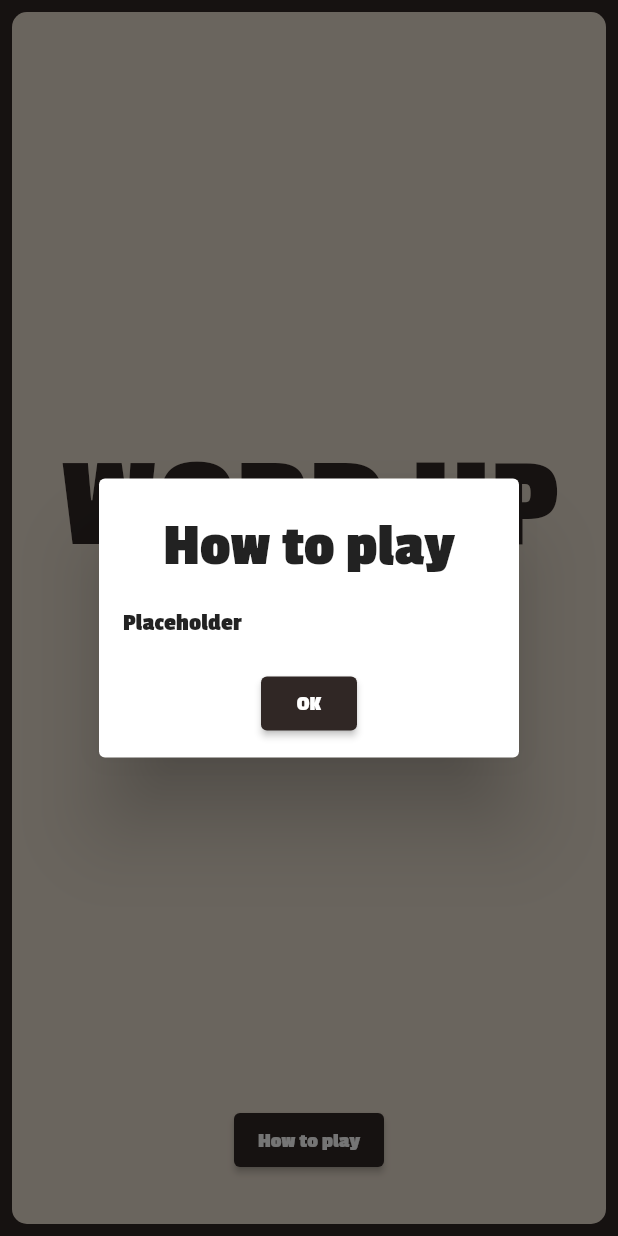
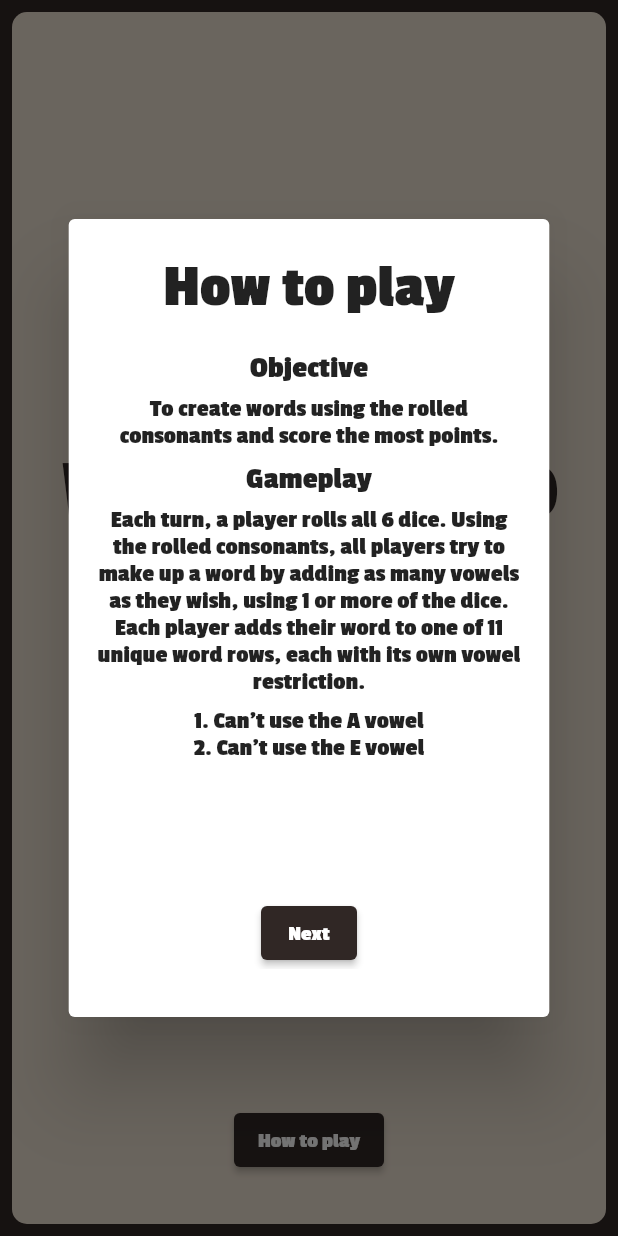
Before and after one commit to CourtneyOB/word_up, a Flutter app: the screen it shows after launch, after a tap on "How to play", on a phone screen of 412 x 824 dp. Run offline on Flutter 3.47's test engine with Material 2 defaults, Android fonts, the phone set to English and light mode, and no system bars; our stand-ins replace flutter_riverpod.

Commit message:
how to play

```diff
--- a/lib/constants.dart
+++ b/lib/constants.dart
@@ -6,6 +6,7 @@ const kTitleFont = TextStyle(
     fontSize: 100,
     height: 1,
     decoration: TextDecoration.none);
+const kBoldTextFont = TextStyle(fontSize: 20, fontWeight: FontWeight.bold);
 
 const kBackgroundColour = Color(0XFFe8dccd);
 const kBorderColour = Color(0XFF302725);
--- /dev/null
+++ b/lib/how_to_play_alert_dialog.dart
@@ -0,0 +1,126 @@
+import 'package:flutter/material.dart';
+import 'package:word_up/constants.dart';
+import 'package:word_up/main.dart';
+import 'package:word_up/widgets/custom_alert_dialog.dart';
+import 'package:word_up/widgets/how_to_play/custom_pageview_page.dart';
+import 'package:word_up/widgets/how_to_play/pageview_title.dart';
+
+class HowToPlayAlertDialog extends StatefulWidget {
+  const HowToPlayAlertDialog({Key? key}) : super(key: key);
+
+  @override
+  _HowToPlayAlertDialogState createState() => _HowToPlayAlertDialogState();
+}
+
+class _HowToPlayAlertDialogState extends State<HowToPlayAlertDialog> {
+  final _pageController = PageController();
+
+  @override
+  Widget build(BuildContext context) {
+    return CustomAlertDialog(
+        title: 'How to play',
+        actionButton: false,
+        content: SizedBox(
+          height: screenHeight(context) * 0.5,
+          width: screenWidth(context) * 0.7,
+          child: PageView(
+            controller: _pageController,
+            physics: const NeverScrollableScrollPhysics(),
+            children: [
+              CustomPageViewPage(
+                  controller: _pageController,
+                  content: Column(
+                    children: const [
+                      PageViewTitle(text: 'Objective'),
+                      Padding(
+                        padding: EdgeInsets.only(bottom: 8.0),
+                        child: Text(
+                          'To create words using the rolled consonants and score the most points.',
+                          textAlign: TextAlign.center,
+                        ),
+                      ),
+                      PageViewTitle(text: 'Gameplay'),
+                      Padding(
+                        padding: EdgeInsets.only(bottom: 8.0),
+                        child: Text(
+                          'Each turn, a player rolls all 6 dice. Using the rolled consonants, all players try to make up a word by adding as many vowels as they wish, using 1 or more of the dice. Each player adds their word to one of 11 unique word rows, each with its own vowel restriction.',
+                          textAlign: TextAlign.center,
+                        ),
+                      ),
+                      Text(
+                        '1. Can’t use the A vowel\n'
+                        '2. Can’t use the E vowel',
+                        textAlign: TextAlign.center,
+                      ),
+                    ],
+                  ),
+                  hasNext: true,
+                  hasPrevious: false),
+              CustomPageViewPage(
+                  controller: _pageController,
+                  content: Column(
+                    children: const [
+                      Padding(
+                        padding: EdgeInsets.only(bottom: 8.0),
+                        child: Text(
+                          '3. Can’t use the I vowel\n'
+                          '4. Can’t use the O vowel\n'
+                          '5. Can’t use the U vowel\n'
+                          '6. Can only use the A vowel\n'
+                          '7. Can only use the E vowel\n'
+                          '8. Can only use the I vowel\n'
+                          '9. Can only use the O vowel\n'
+                          '10. Can only use the U vowel\n'
+                          '11. Can use any vowels they want\n',
+                          textAlign: TextAlign.center,
+                        ),
+                      ),
+                      Text(
+                        'Players do not have to use the rows in order and can place any word in a free/unused matching row. The game is played for 11 turns.',
+                        textAlign: TextAlign.center,
+                      ),
+                    ],
+                  ),
+                  hasNext: true,
+                  hasPrevious: true),
+              CustomPageViewPage(
+                  controller: _pageController,
+                  content: Column(
+                    children: const [
+                      PageViewTitle(text: 'Scoring'),
+                      Padding(
+                        padding: EdgeInsets.only(bottom: 8.0),
+                        child: Text(
+                          'At the end of the game, players add up their points:',
+                          textAlign: TextAlign.center,
+                        ),
+                      ),
+                      Padding(
+                        padding: EdgeInsets.only(bottom: 8.0),
+                        child: Text(
+                          '1 point for each white consonant dice used\n'
+                          '2 points for each yellow consonant dice used\n'
+                          '3 points for each orange consonant dice used\n'
+                          '1 bonus point for each letter longer than a 5 letter word.',
+                          textAlign: TextAlign.center,
+                        ),
+                      ),
+                      Text(
+                        'The player with the most points at the end of the game wins.',
+                        textAlign: TextAlign.center,
+                      ),
+                    ],
+                  ),
+                  hasNext: false,
+                  hasPrevious: true),
+            ],
+          ),
+        ));
+  }
+
+  @override
+  void dispose() {
+    _pageController.dispose();
+    super.dispose();
+  }
+}
--- a/lib/main.dart
+++ b/lib/main.dart
@@ -15,12 +15,10 @@ import 'package:word_up/screens/round_summary_screen.dart';
 import 'package:word_up/screens/title_screen.dart';
 
 //TODO: make custom keyboard
-//TODO: how-to-play screen
 //TODO: reformat scorecard - +1 and total headings
 //TODO: reformat scorecard - total score
 //TODO: reformat scorecard - dice point values
 //TODO: add dictionary
-//TODO: round transition
 
 void main() {
   runApp(const ProviderScope(child: MyApp()));
--- a/lib/screens/round_summary_screen.dart
+++ b/lib/screens/round_summary_screen.dart
@@ -1,9 +1,9 @@
 import 'package:flutter/material.dart';
 import 'package:word_up/constants.dart';
 import 'package:word_up/main.dart';
-import 'package:word_up/widgets/final_scores_list.dart';
+import 'package:word_up/widgets/round_summary/final_scores_list.dart';
 import 'package:word_up/widgets/letter_box.dart';
-import 'package:word_up/widgets/round_scores_list.dart';
+import 'package:word_up/widgets/round_summary/round_scores_list.dart';
 import 'package:word_up/widgets/score_card/score_card_row.dart';
 import 'package:word_up/widgets/styled_button.dart';
 import 'package:flutter_riverpod/flutter_riverpod.dart';
--- a/lib/screens/title_screen.dart
+++ b/lib/screens/title_screen.dart
@@ -1,5 +1,6 @@
 import 'package:flutter/material.dart';
 import 'package:word_up/constants.dart';
+import 'package:word_up/how_to_play_alert_dialog.dart';
 import 'package:word_up/widgets/custom_alert_dialog.dart';
 import 'package:word_up/widgets/styled_button.dart';
 
@@ -49,9 +50,7 @@ class TitleScreen extends StatelessWidget {
                         await showDialog(
                             context: context,
                             builder: (BuildContext context) {
-                              return const CustomAlertDialog(
-                                  title: 'How to play',
-                                  content: Text('Placeholder'));
+                              return const HowToPlayAlertDialog();
                             });
                       },
                       text: 'How to play'),
--- a/lib/widgets/custom_alert_dialog.dart
+++ b/lib/widgets/custom_alert_dialog.dart
@@ -3,11 +3,15 @@ import 'package:word_up/widgets/styled_button.dart';
 
 class CustomAlertDialog extends StatelessWidget {
   const CustomAlertDialog(
-      {Key? key, required this.title, required this.content})
+      {Key? key,
+      required this.title,
+      required this.content,
+      this.actionButton = true})
       : super(key: key);
 
   final String title;
   final Widget content;
+  final bool actionButton;
 
   @override
   Widget build(BuildContext context) {
@@ -23,6 +27,7 @@ class CustomAlertDialog extends StatelessWidget {
       actionsAlignment: MainAxisAlignment.center,
       actionsPadding: const EdgeInsets.only(bottom: 12.0),
       actions: [
+        if (actionButton)
           StyledButton(
             onPressed: () {
               Navigator.of(context).pop();
--- /dev/null
+++ b/lib/widgets/how_to_play/custom_pageview_page.dart
@@ -0,0 +1,50 @@
+import 'package:flutter/material.dart';
+import 'package:word_up/constants.dart';
+import 'package:word_up/widgets/styled_button.dart';
+
+class CustomPageViewPage extends StatelessWidget {
+  const CustomPageViewPage(
+      {Key? key,
+      required this.controller,
+      required this.content,
+      required this.hasNext,
+      required this.hasPrevious})
+      : super(key: key);
+
+  final PageController controller;
+  final bool hasNext;
+  final bool hasPrevious;
+  final Widget content;
+
+  @override
+  Widget build(BuildContext context) {
+    return Column(
+      children: [
+        Expanded(
+          child: content,
+        ),
+        Row(
+          mainAxisAlignment: MainAxisAlignment.spaceEvenly,
+          children: [
+            if (hasPrevious)
+              StyledButton(
+                  onPressed: () {
+                    controller.previousPage(
+                        duration: const Duration(milliseconds: 400),
+                        curve: Curves.easeIn);
+                  },
+                  text: 'Previous'),
+            if (hasNext)
+              StyledButton(
+                  onPressed: () {
+                    controller.nextPage(
+                        duration: const Duration(milliseconds: 400),
+                        curve: Curves.easeIn);
+                  },
+                  text: 'Next'),
+          ],
+        )
+      ],
+    );
+  }
+}
--- /dev/null
+++ b/lib/widgets/how_to_play/pageview_title.dart
@@ -0,0 +1,19 @@
+import 'package:flutter/material.dart';
+import 'package:word_up/constants.dart';
+
+class PageViewTitle extends StatelessWidget {
+  const PageViewTitle({Key? key, required this.text}) : super(key: key);
+
+  final String text;
+
+  @override
+  Widget build(BuildContext context) {
+    return Padding(
+      padding: const EdgeInsets.only(bottom: 8.0),
+      child: Text(
+        text,
+        style: kBoldTextFont,
+      ),
+    );
+  }
+}
```
Also changed, not shown: lib/widgets/round_summary/final_scores_list.dart (renamed from lib/widgets/final_scores_list.dart), lib/widgets/round_summary/round_scores_list.dart (renamed from lib/widgets/round_scores_list.dart). Lines whose indentation alone changed are shown as unchanged.
